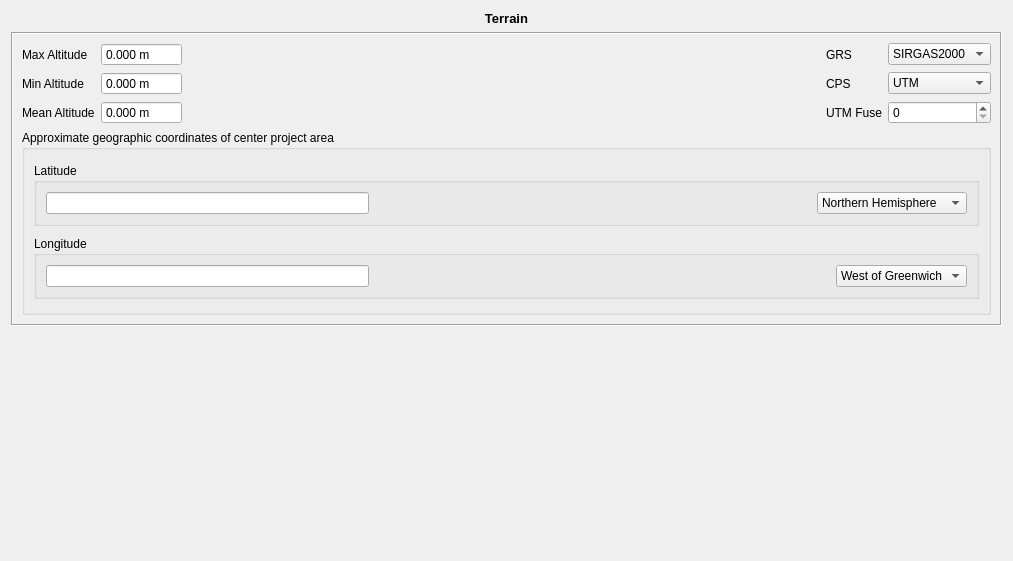
Qt form qt/formDisplay/TerrainLayout.ui (e-foto/e-foto) before a commit.
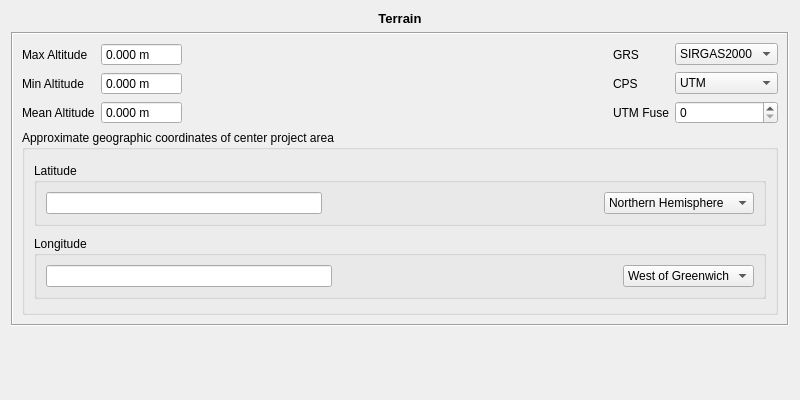
The same form after that commit. Custom widgets are drawn as their Qt base class.

Commit message: Test a new size for project module forms by Irving

Patch:
```diff
--- a/qt/formDisplay/TerrainLayout.ui
+++ b/qt/formDisplay/TerrainLayout.ui
@@ -6,8 +6,8 @@
    <rect>
     <x>0</x>
     <y>0</y>
-    <width>1013</width>
-    <height>561</height>
+    <width>800</width>
+    <height>400</height>
    </rect>
   </property>
   <property name="windowTitle">
```
The commit also changes 7 other files.
